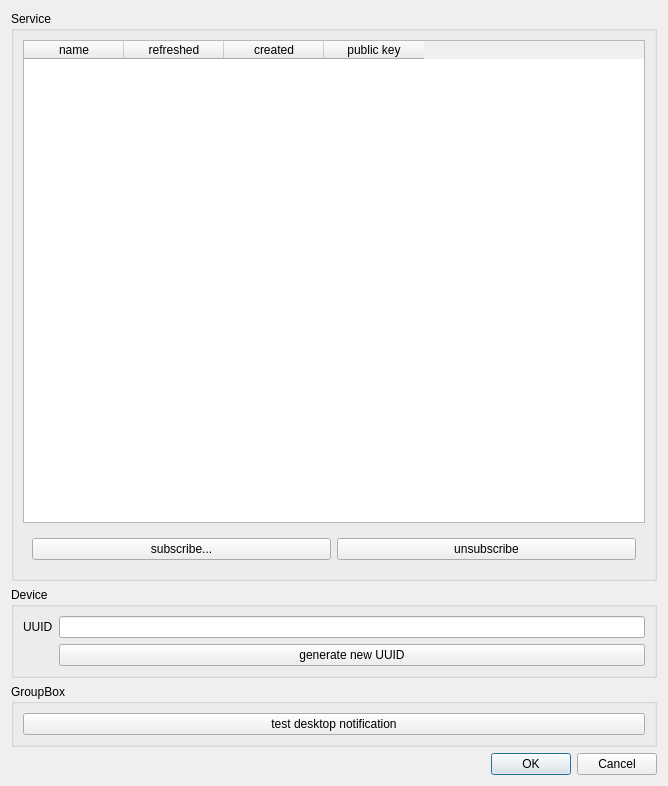
First picture: the form in settings.ui, repository weatherhead99/Qpushjet, before the edit.
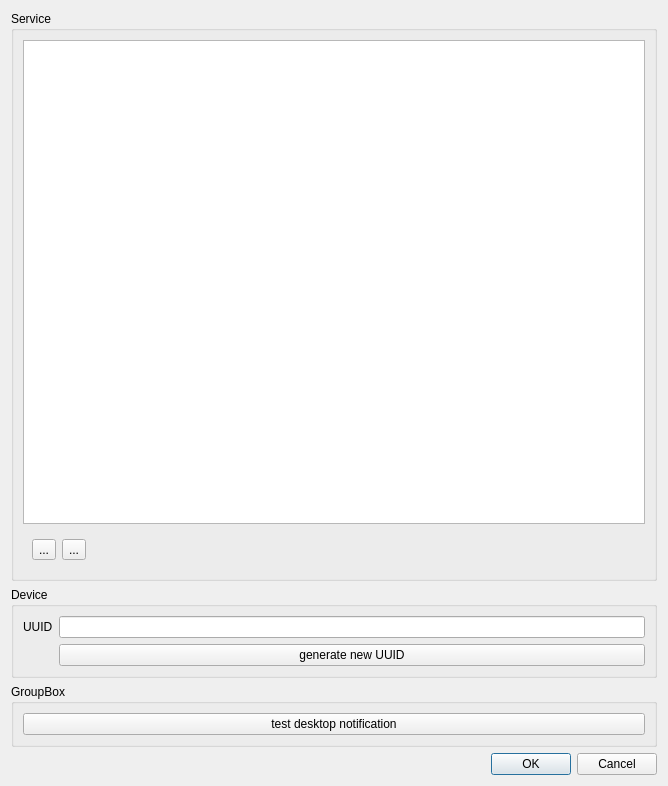
Second picture: the form after the edit. Icons and pictures are not drawn.

What changed in the file:
```diff
--- a/settings.ui
+++ b/settings.ui
@@ -20,50 +20,42 @@
       <string>Service</string>
      </property>
      <layout class="QGridLayout" name="gridLayout">
-      <item row="0" column="0">
-       <widget class="QTableWidget" name="tableWidget">
-        <column>
-         <property name="text">
-          <string>name</string>
-         </property>
-        </column>
-        <column>
-         <property name="text">
-          <string>refreshed</string>
-         </property>
-        </column>
-        <column>
-         <property name="text">
-          <string>created</string>
-         </property>
-        </column>
-        <column>
-         <property name="text">
-          <string>public key</string>
-         </property>
-        </column>
-       </widget>
-      </item>
       <item row="1" column="0">
        <widget class="QWidget" name="widget" native="true">
         <layout class="QHBoxLayout" name="horizontalLayout">
          <item>
-          <widget class="QPushButton" name="subscribeButton">
+          <widget class="QToolButton" name="addServiceButton">
            <property name="text">
-            <string>subscribe...</string>
+            <string>...</string>
            </property>
           </widget>
          </item>
          <item>
-          <widget class="QPushButton" name="unsubscribeButton">
+          <widget class="QToolButton" name="toolButton">
            <property name="text">
-            <string>unsubscribe</string>
+            <string>...</string>
            </property>
           </widget>
          </item>
+         <item>
+          <spacer name="horizontalSpacer">
+           <property name="orientation">
+            <enum>Qt::Horizontal</enum>
+           </property>
+           <property name="sizeHint" stdset="0">
+            <size>
+             <width>40</width>
+             <height>20</height>
+            </size>
+           </property>
+          </spacer>
+         </item>
         </layout>
        </widget>
       </item>
+      <item row="0" column="0">
+       <widget class="QTableView" name="serviceTable"/>
+      </item>
      </layout>
     </widget>
    </item>
```
Left out of the diff: 6 changed lines with no effect on the pictures.
